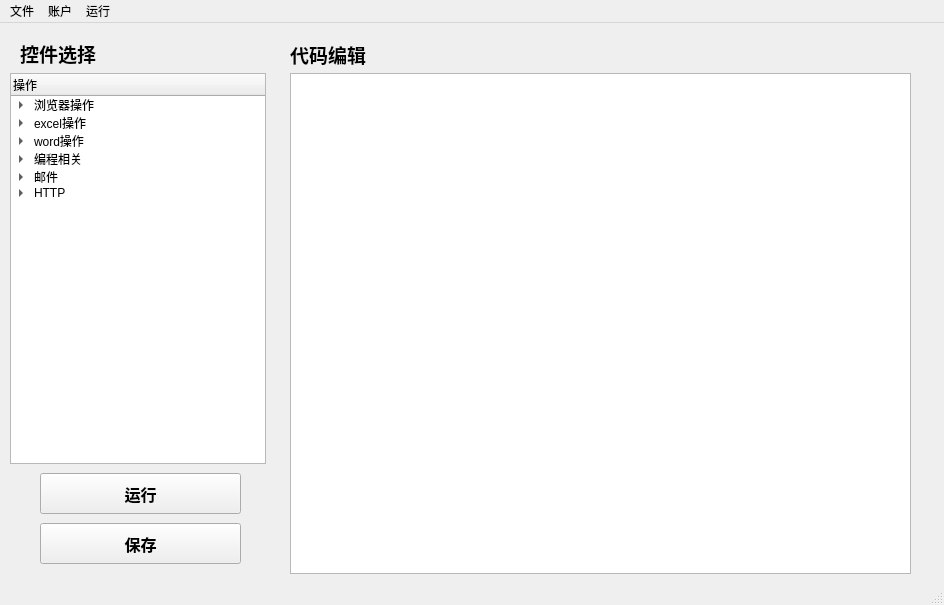
The window that design_studio.ui (jsntcheng/generation_design) describes before a commit, drawn with Qt 5.
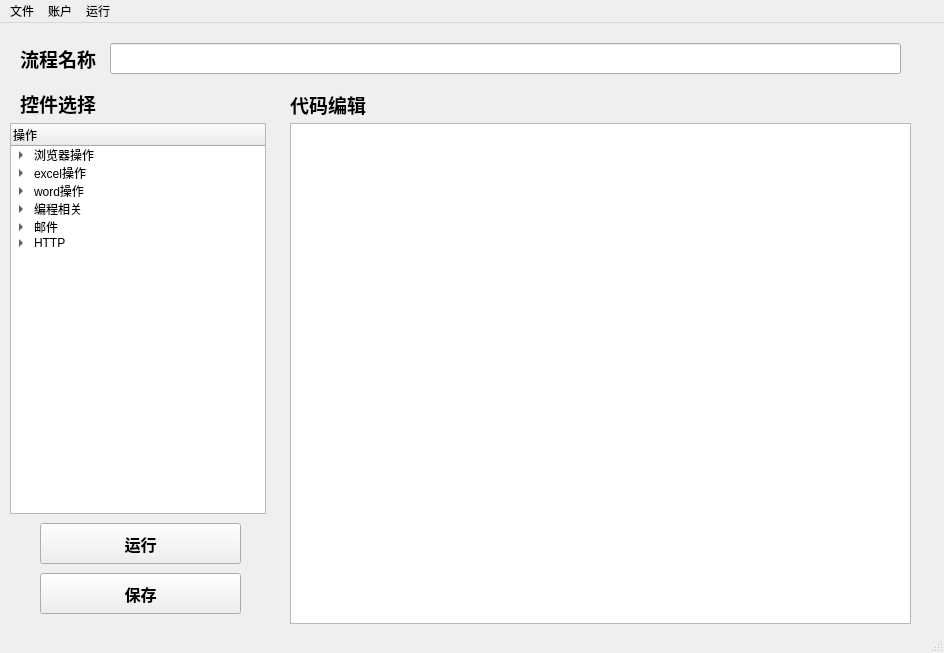
The same window after the commit.

What changed in the file:
```diff
--- a/design_studio.ui
+++ b/design_studio.ui
@@ -7,7 +7,7 @@
     <x>0</x>
     <y>0</y>
     <width>944</width>
-    <height>605</height>
+    <height>653</height>
    </rect>
   </property>
   <property name="windowTitle">
@@ -18,7 +18,7 @@
     <property name="geometry">
      <rect>
       <x>10</x>
-      <y>50</y>
+      <y>100</y>
       <width>256</width>
       <height>391</height>
      </rect>
@@ -233,7 +233,7 @@
     <property name="geometry">
      <rect>
       <x>20</x>
-      <y>10</y>
+      <y>60</y>
       <width>141</width>
       <height>41</height>
      </rect>
@@ -253,7 +253,7 @@
     <property name="geometry">
      <rect>
       <x>290</x>
-      <y>50</y>
+      <y>100</y>
       <width>621</width>
       <height>501</height>
      </rect>
@@ -263,7 +263,7 @@
     <property name="geometry">
      <rect>
       <x>290</x>
-      <y>16</y>
+      <y>66</y>
       <width>161</width>
       <height>31</height>
      </rect>
@@ -283,7 +283,7 @@
     <property name="geometry">
      <rect>
       <x>40</x>
-      <y>450</y>
+      <y>500</y>
       <width>201</width>
       <height>41</height>
      </rect>
@@ -303,7 +303,7 @@
     <property name="geometry">
      <rect>
       <x>40</x>
-      <y>500</y>
+      <y>550</y>
       <width>201</width>
       <height>41</height>
      </rect>
@@ -319,6 +319,36 @@
      <string>保存</string>
     </property>
    </widget>
+   <widget class="QLabel" name="label_3">
+    <property name="geometry">
+     <rect>
+      <x>20</x>
+      <y>20</y>
+      <width>81</width>
+      <height>31</height>
+     </rect>
+    </property>
+    <property name="font">
+     <font>
+      <pointsize>14</pointsize>
+      <weight>75</weight>
+      <bold>true</bold>
+     </font>
+    </property>
+    <property name="text">
+     <string>流程名称</string>
+    </property>
+   </widget>
+   <widget class="QLineEdit" name="lineEdit">
+    <property name="geometry">
+     <rect>
+      <x>110</x>
+      <y>20</y>
+      <width>791</width>
+      <height>31</height>
+     </rect>
+    </property>
+   </widget>
   </widget>
   <widget class="QMenuBar" name="menubar">
    <property name="geometry">
```
